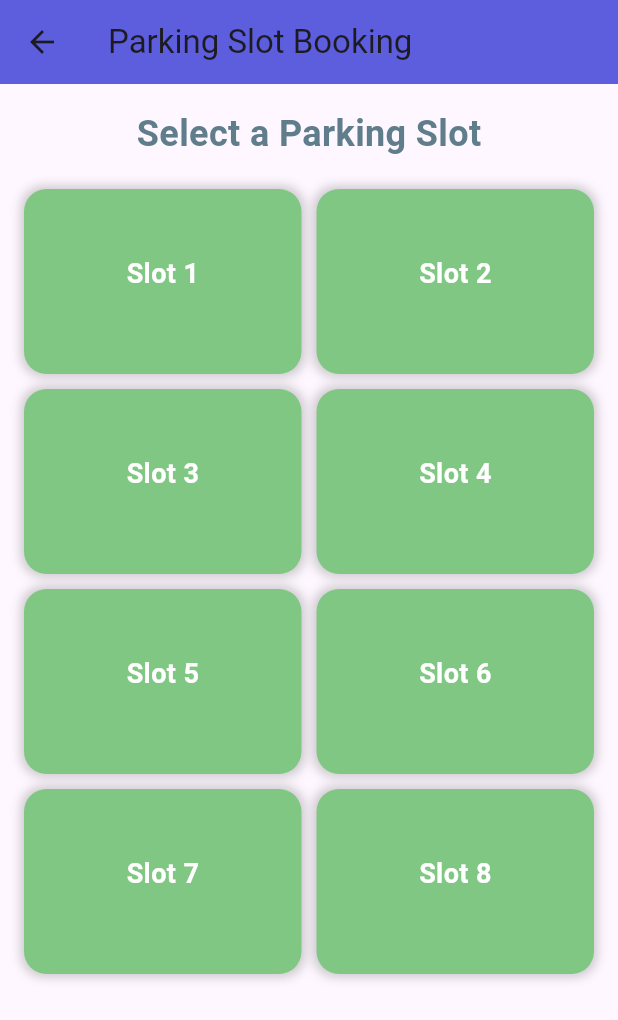
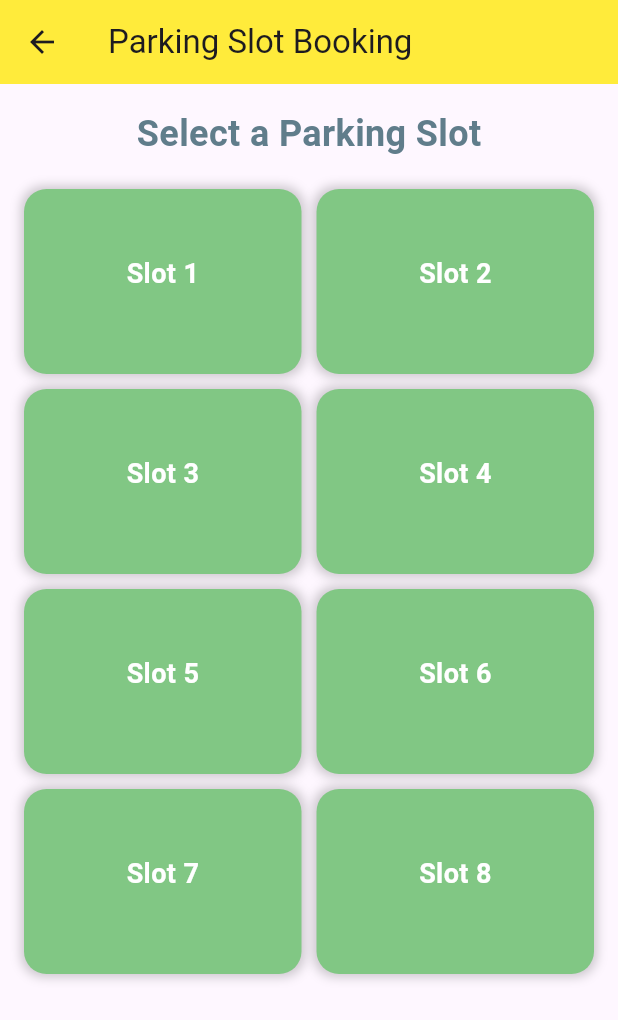
Before and after one commit to aditya0904ak/parking_allot_app, a Flutter app: the screen it shows after launch, after a tap on "Bindu Chowk Parking Area - Mahalaxmi Man", on a phone screen of 412 x 824 dp. Shown: the top 1020 px of the screen. Run offline on Flutter 3.47's test engine with Material 3 defaults, Android fonts, the phone set to English and light mode, and no system bars; our stand-ins replace google_fonts; missing offline and left inert: tflite_flutter.

Commit message:
color theme changed

```diff
--- a/lib/home_page.dart
+++ b/lib/home_page.dart
@@ -61,7 +61,7 @@ class HomePage extends StatelessWidget {
                         borderRadius: BorderRadius.circular(15),
                         boxShadow: [
                           BoxShadow(
-                            color: Color(0xFF5C5EDE).withOpacity(0.2),
+                            color: Colors.yellow.withOpacity(0.2),
                             blurRadius: 10,
                             spreadRadius: 0,
                             offset: Offset(0, 4),
@@ -112,7 +112,7 @@ class HomePage extends StatelessWidget {
                                         children: [
                                           Icon(
                                             Icons.location_on,
-                                            color: Color(0xFF5C5EDE),
+                                            color: Colors.yellow,
                                             size: 16,
                                           ),
                                           SizedBox(width: 4),
@@ -126,7 +126,7 @@ class HomePage extends StatelessWidget {
                                           SizedBox(width: 16),
                                           Icon(
                                             Icons.local_parking,
-                                            color: Color(0xFF5C5EDE),
+                                            color: Colors.yellow,
                                             size: 16,
                                           ),
                                           SizedBox(width: 4),
@@ -147,7 +147,7 @@ class HomePage extends StatelessWidget {
                                 padding: const EdgeInsets.all(12.0),
                                 child: Icon(
                                   Icons.arrow_forward_ios,
-                                  color: Color(0xFF5C5EDE),
+                                  color: Colors.yellow,
                                   size: 18,
                                 ),
                               ),
--- a/lib/nav_bar.dart
+++ b/lib/nav_bar.dart
@@ -35,7 +35,7 @@ class _NavBarState extends State<NavBar> {
           'ParkIT',
           style: TextStyle(color: Colors.black),
         ),
-        backgroundColor: Color(0xFF5C5EDE),
+        backgroundColor: Colors.yellow,
       ),
       body: _pages[_selectedIndex], // Display the current page
       bottomNavigationBar: BottomNavigationBar(
@@ -54,7 +54,7 @@ class _NavBarState extends State<NavBar> {
           ),
         ],
         currentIndex: _selectedIndex,
-        selectedItemColor: Color(0xFF5C5EDE),
+        selectedItemColor: Colors.yellow,
         onTap: _onItemTapped,
       ),
     );
--- a/lib/profile_page.dart
+++ b/lib/profile_page.dart
@@ -73,7 +73,7 @@ class _ProfilePageState extends State<ProfilePage> with SingleTickerProviderStat
     return Container(
       height: 200,
       decoration: const BoxDecoration(
-        color: Color(0xFF5C5EDE),
+        color: Colors.yellow,
         borderRadius: BorderRadius.only(
           bottomLeft: Radius.circular(30),
           bottomRight: Radius.circular(30),
@@ -123,7 +123,7 @@ class _ProfilePageState extends State<ProfilePage> with SingleTickerProviderStat
       padding: const EdgeInsets.symmetric(vertical: 8.0),
       child: Row(
         children: [
-          Icon(icon, color: Color(0xFF5C5EDE)),
+          Icon(icon, color: Colors.yellow),
           const SizedBox(width: 16),
           Column(
             crossAxisAlignment: CrossAxisAlignment.start,
--- a/lib/widgets/booking_page.dart
+++ b/lib/widgets/booking_page.dart
@@ -194,7 +194,7 @@ class _BookingsPageState extends State<BookingsPage> {
     return Scaffold(
       appBar: AppBar(
         title: const Text('Parking Slot Booking'),
-        backgroundColor: Color(0xFF5C5EDE),
+        backgroundColor: Colors.yellow,
       ),
       body: Padding(
         padding: const EdgeInsets.all(16.0),
@@ -250,7 +250,7 @@ class _BookingsPageState extends State<BookingsPage> {
                             if (bookedSlots[index])
                               Text(
                                 'Time Left: ${countdownTimers[index]}s',
-                                style: TextStyle(color: Color(0xFF5C5EDE)),
+                                style: TextStyle(color: Colors.yellow),
                               ),
                           ],
                         ),
--- a/lib/widgets/search_bar.dart
+++ b/lib/widgets/search_bar.dart
@@ -23,7 +23,7 @@ class SearchBar1 extends StatelessWidget {
           ),
           prefixIcon: Icon(
             Icons.search,
-            color: Color(0xFF5C5EDE),
+            color: Colors.yellow,
           ),
           border: InputBorder.none,
           contentPadding: EdgeInsets.symmetric(horizontal: 20, vertical: 15),
```
